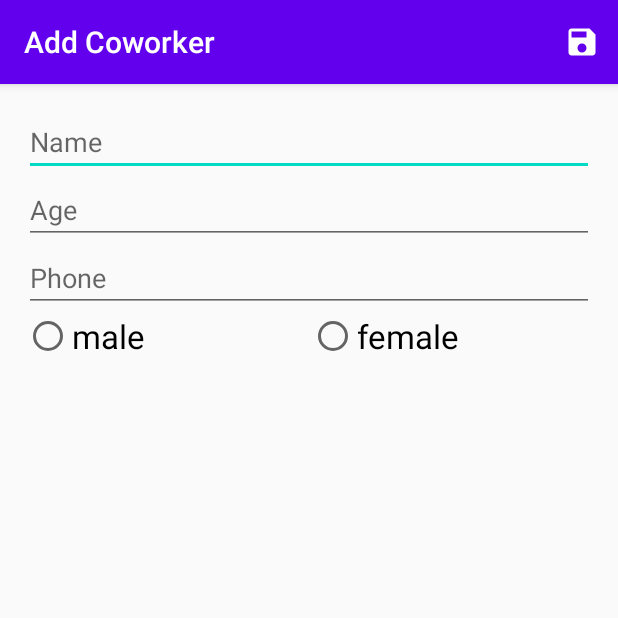
After one commit to artim-anton/Coworkers, an Android app: the AddCoworkerActivity screen opened directly, with no data from a screen before it, on a phone screen of 412 x 824 dp, the top half of it. The commit adds this screen. Run offline under Robolectric (Android 15) with nearby library versions, the phone set to English and light mode, and no system bars.

Commit message:
add AddCoworkerActivity, gender

```diff
--- a/app/build.gradle
+++ b/app/build.gradle
@@ -23,6 +23,7 @@ android {
 }
 
 dependencies {
+    implementation 'com.jakewharton:butterknife:10.2.1'
     implementation 'androidx.recyclerview:recyclerview:1.1.0'
     implementation 'androidx.lifecycle:lifecycle-extensions:2.2.0'
     def lifecycle_version = "2.2.0"
--- a/app/src/main/AndroidManifest.xml
+++ b/app/src/main/AndroidManifest.xml
@@ -9,6 +9,7 @@
         android:roundIcon="@mipmap/ic_launcher_round"
         android:supportsRtl="true"
         android:theme="@style/AppTheme">
+        <activity android:name=".AddCoworkerActivity"></activity>
         <activity android:name=".MainActivity">
             <intent-filter>
                 <action android:name="android.intent.action.MAIN" />
--- /dev/null
+++ b/app/src/main/java/com/artimanton/coworkers/AddCoworkerActivity.java
@@ -0,0 +1,112 @@
+package com.artimanton.coworkers;
+
+import androidx.appcompat.app.AppCompatActivity;
+
+import android.content.Intent;
+import android.os.Bundle;
+import android.view.Menu;
+import android.view.MenuInflater;
+import android.view.MenuItem;
+import android.view.View;
+import android.widget.EditText;
+import android.widget.RadioButton;
+import android.widget.Toast;
+
+
+public class AddCoworkerActivity extends AppCompatActivity {
+    public static final String EXTRA_NAME =
+            "com.artimanton.coworker.EXTRA_NAME";
+    public static final String EXTRA_AGE =
+            "com.artimanton.coworker.EXTRA_AGE";
+    public static final String EXTRA_PHONE =
+            "com.artimanton.coworker.EXTRA_PHONE";
+    public static final String EXTRA_GENDER =
+            "com.artimanton.coworker.EXTRA_GENDER";
+    private EditText editTextName;
+    private EditText editTextAge;
+    private EditText editTextPhone;
+    private RadioButton maleRadioButton;
+    private RadioButton femaleRadioButton;
+    private String gender;
+
+
+    @Override
+    protected void onCreate(Bundle savedInstanceState) {
+        super.onCreate(savedInstanceState);
+        setContentView(R.layout.activity_add_coworker);
+
+        editTextName = (EditText) findViewById(R.id.edit_text_name);
+        editTextAge = (EditText) findViewById(R.id.edit_text_age);
+        editTextPhone = (EditText) findViewById(R.id.edit_text_phone);
+
+        maleRadioButton = (RadioButton)findViewById(R.id.radio_male);
+        maleRadioButton.setOnClickListener(radioButtonClickListener);
+
+        femaleRadioButton = (RadioButton)findViewById(R.id.radio_female);
+        femaleRadioButton.setOnClickListener(radioButtonClickListener);
+
+        getSupportActionBar().setHomeAsUpIndicator(R.drawable.ic_save);
+        setTitle("Add Coworker");
+    }
+
+    View.OnClickListener radioButtonClickListener = new View.OnClickListener() {
+        @Override
+        public void onClick(View v) {
+            RadioButton rb = (RadioButton)v;
+            switch (rb.getId()) {
+                case R.id.radio_male: gender = getString(R.string.male);
+                    break;
+                case R.id.radio_female: gender = getString(R.string.female);
+                    break;
+                default:
+                    break;
+            }
+        }
+    };
+
+    private void saveNote() {
+        String name = editTextName.getText().toString();
+        int age = getInteger(String.valueOf(editTextAge.getText()));
+        String phone = editTextPhone.getText().toString();
+        if (name.trim().isEmpty() || age == 0 || phone.trim().isEmpty())  {
+            Toast.makeText(this, "Please insert a name, age and phone", Toast.LENGTH_SHORT).show();
+            return;
+        }
+        if (gender == null)  {
+            Toast.makeText(this, "Please select gender", Toast.LENGTH_SHORT).show();
+            return;
+        }
+        Intent data = new Intent();
+        data.putExtra(EXTRA_NAME, name);
+        data.putExtra(EXTRA_AGE, age);
+        data.putExtra(EXTRA_PHONE, phone);
+        data.putExtra(EXTRA_GENDER, gender);
+        setResult(RESULT_OK, data);
+        finish();
+    }
+
+    public int getInteger(String no) {
+        if (!no.equals("")) {
+            return Integer.parseInt(no);
+        } else {
+            return 0;
+        }
+    }
+
+    @Override
+    public boolean onCreateOptionsMenu(Menu menu) {
+        MenuInflater menuInflater = getMenuInflater();
+        menuInflater.inflate(R.menu.add_coworker_menu, menu);
+        return true;
+    }
+    @Override
+    public boolean onOptionsItemSelected(MenuItem item) {
+        switch (item.getItemId()) {
+            case R.id.save_note:
+                saveNote();
+                return true;
+            default:
+                return super.onOptionsItemSelected(item);
+        }
+    }
+}
--- a/app/src/main/java/com/artimanton/coworkers/CoworkerRepository.java
+++ b/app/src/main/java/com/artimanton/coworkers/CoworkerRepository.java
@@ -4,6 +4,10 @@ import android.app.Application;
 import android.os.AsyncTask;
 
 import androidx.lifecycle.LiveData;
+
+import com.artimanton.coworkers.db.AppDatabase;
+import com.artimanton.coworkers.db.Coworker;
+import com.artimanton.coworkers.db.CoworkerDao;
 
 import java.util.List;
 
--- a/app/src/main/java/com/artimanton/coworkers/CoworkerViewModel.java
+++ b/app/src/main/java/com/artimanton/coworkers/CoworkerViewModel.java
@@ -5,6 +5,8 @@ import android.app.Application;
 import androidx.annotation.NonNull;
 import androidx.lifecycle.AndroidViewModel;
 import androidx.lifecycle.LiveData;
+
+import com.artimanton.coworkers.db.Coworker;
 
 import java.util.List;
 
--- a/app/src/main/java/com/artimanton/coworkers/AppDatabase.java
+++ b/app/src/main/java/com/artimanton/coworkers/db/AppDatabase.java
@@ -1,4 +1,4 @@
-package com.artimanton.coworkers;
+package com.artimanton.coworkers.db;
 
 import android.content.Context;
 
--- a/app/src/main/java/com/artimanton/coworkers/CoworkerDao.java
+++ b/app/src/main/java/com/artimanton/coworkers/db/CoworkerDao.java
@@ -1,4 +1,4 @@
-package com.artimanton.coworkers;
+package com.artimanton.coworkers.db;
 
 import androidx.lifecycle.LiveData;
 import androidx.room.Dao;
@@ -6,6 +6,8 @@ import androidx.room.Delete;
 import androidx.room.Insert;
 import androidx.room.Query;
 import androidx.room.Update;
+
+import com.artimanton.coworkers.db.Coworker;
 
 import java.util.List;
 
--- /dev/null
+++ b/app/src/main/res/drawable/ic_add.xml
@@ -0,0 +1,5 @@
+<vector android:height="24dp" android:tint="#FFFFFF"
+    android:viewportHeight="24" android:viewportWidth="24"
+    android:width="24dp" xmlns:android="http://schemas.android.com/apk/res/android">
+    <path android:fillColor="@android:color/white" android:pathData="M19,13h-6v6h-2v-6H5v-2h6V5h2v6h6v2z"/>
+</vector>
--- /dev/null
+++ b/app/src/main/res/drawable/ic_close.xml
@@ -0,0 +1,5 @@
+<vector android:height="24dp" android:tint="#FFFFFF"
+    android:viewportHeight="24" android:viewportWidth="24"
+    android:width="24dp" xmlns:android="http://schemas.android.com/apk/res/android">
+    <path android:fillColor="@android:color/white" android:pathData="M19,6.41L17.59,5 12,10.59 6.41,5 5,6.41 10.59,12 5,17.59 6.41,19 12,13.41 17.59,19 19,17.59 13.41,12z"/>
+</vector>
--- /dev/null
+++ b/app/src/main/res/drawable/ic_save.xml
@@ -0,0 +1,5 @@
+<vector android:height="24dp" android:tint="#FFFFFF"
+    android:viewportHeight="24" android:viewportWidth="24"
+    android:width="24dp" xmlns:android="http://schemas.android.com/apk/res/android">
+    <path android:fillColor="@android:color/white" android:pathData="M17,3L5,3c-1.11,0 -2,0.9 -2,2v14c0,1.1 0.89,2 2,2h14c1.1,0 2,-0.9 2,-2L21,7l-4,-4zM12,19c-1.66,0 -3,-1.34 -3,-3s1.34,-3 3,-3 3,1.34 3,3 -1.34,3 -3,3zM15,9L5,9L5,5h10v4z"/>
+</vector>
--- /dev/null
+++ b/app/src/main/res/layout/activity_add_coworker.xml
@@ -0,0 +1,50 @@
+<?xml version="1.0" encoding="utf-8"?>
+<LinearLayout xmlns:android="http://schemas.android.com/apk/res/android"
+    xmlns:tools="http://schemas.android.com/tools"
+    android:layout_width="match_parent"
+    android:layout_height="match_parent"
+    android:orientation="vertical"
+    android:padding="16dp"
+    tools:context=".AddCoworkerActivity">
+    <EditText
+        android:id="@+id/edit_text_name"
+        android:layout_width="match_parent"
+        android:layout_height="wrap_content"
+        android:hint="Name"
+        android:inputType="text" />
+    <EditText
+        android:id="@+id/edit_text_age"
+        android:layout_width="match_parent"
+        android:layout_height="wrap_content"
+        android:hint="Age"
+        android:inputType="number" />
+    <EditText
+        android:id="@+id/edit_text_phone"
+        android:layout_width="match_parent"
+        android:layout_height="wrap_content"
+        android:hint="Phone"
+        android:inputType="phone"/>
+    <RadioGroup
+        android:id="@+id/radioGroup"
+        android:layout_width="match_parent"
+        android:layout_height="wrap_content"
+        android:orientation="horizontal">
+
+        <RadioButton
+            android:id="@+id/radio_male"
+            android:text="@string/male"
+            android:layout_width="match_parent"
+            android:layout_height="wrap_content"
+            android:layout_weight="1"
+            android:textAppearance="@style/TextAppearance.AppCompat.Large" />
+
+        <RadioButton
+            android:id="@+id/radio_female"
+            android:text="@string/female"
+            android:layout_width="match_parent"
+            android:layout_height="wrap_content"
+            android:layout_weight="1"
+            android:textAppearance="@style/TextAppearance.AppCompat.Large" />
+    </RadioGroup>
+
+</LinearLayout>
--- /dev/null
+++ b/app/src/main/res/menu/add_coworker_menu.xml
@@ -0,0 +1,9 @@
+<?xml version="1.0" encoding="utf-8"?>
+<menu xmlns:android="http://schemas.android.com/apk/res/android"
+    xmlns:app="http://schemas.android.com/apk/res-auto">
+    <item
+        android:id="@+id/save_note"
+        android:icon="@drawable/ic_save"
+        android:title="Save"
+        app:showAsAction="ifRoom" />
+</menu>
--- a/app/src/main/res/values/strings.xml
+++ b/app/src/main/res/values/strings.xml
@@ -1,3 +1,5 @@
 <resources>
     <string name="app_name">Coworkers</string>
+    <string name="male">male</string>
+    <string name="female">female</string>
 </resources>
```
Also changed, not shown: app/src/main/java/com/artimanton/coworkers/CoworkerAdapter.java (+5 -3 lines), app/src/main/java/com/artimanton/coworkers/MainActivity.java (+35 -0 lines), app/src/main/java/com/artimanton/coworkers/db/Coworker.java (renamed from app/src/main/java/com/artimanton/coworkers/Coworker.java, +9 -2 lines), app/src/main/res/layout/activity_main.xml (+11 -3 lines).
